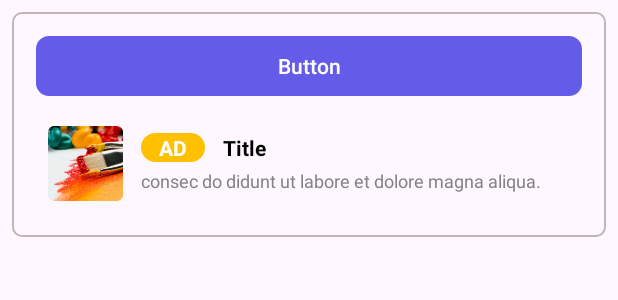
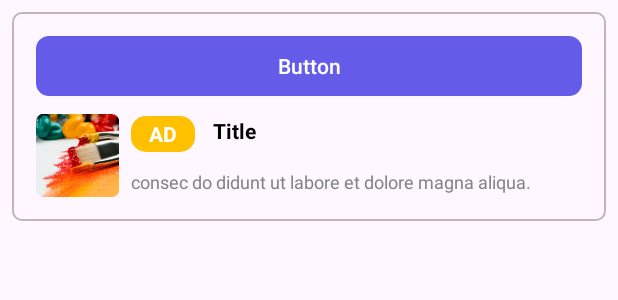
Before and after one commit to basitmurad/banner_Layouts, an Android app: the layout banner2_layout.xml on its own in the app's theme, with its tools: preview values and no code run, on a phone screen of 412 x 824 dp. Shown: the top 300 px of the screen. Run offline under Robolectric (Android 15) with nearby library versions, the phone set to English and light mode, and no system bars.

Commit message:
changes done in ui

```diff
--- a/app/src/main/res/layout/banner2_layout.xml
+++ b/app/src/main/res/layout/banner2_layout.xml
@@ -2,6 +2,7 @@
 <LinearLayout xmlns:android="http://schemas.android.com/apk/res/android"
 
     xmlns:app="http://schemas.android.com/apk/res-auto"
+    xmlns:tools="http://schemas.android.com/tools"
     android:layout_width="match_parent"
     android:layout_height="wrap_content"
     android:layout_margin="8dp"
@@ -35,12 +36,9 @@
 
         <ImageView
             android:id="@+id/banner2Image"
-            android:layout_width="50dp"
-            android:layout_height="50dp"
+            android:layout_width="55dp"
+            android:layout_height="55dp"
             android:scaleType="fitXY"
-            android:layout_marginStart="8dp"
-            android:layout_marginTop="8dp"
-            android:layout_marginBottom="8dp"
             android:src="@drawable/icon2"
             app:layout_constraintBottom_toBottomOf="parent"
             app:layout_constraintStart_toStartOf="parent"
@@ -50,10 +48,8 @@
         <LinearLayout
             android:layout_width="match_parent"
             android:layout_height="match_parent"
-            android:layout_marginStart="4dp"
-            android:layout_marginEnd="4dp"
+            android:layout_marginStart="8dp"
             android:orientation="horizontal"
-            android:padding="8dp"
             app:layout_constraintBottom_toBottomOf="parent"
             app:layout_constraintEnd_toStartOf="@+id/btnCLick"
             app:layout_constraintStart_toEndOf="@+id/imgBanner"
@@ -64,29 +60,37 @@
                 android:layout_width="match_parent"
                 android:layout_height="wrap_content"
                 android:layout_gravity="center_vertical"
+
+
                 android:orientation="vertical">
 
                 <LinearLayout
                     android:layout_width="match_parent"
                     android:layout_height="wrap_content"
                     android:layout_gravity="center_vertical"
+                    android:layout_marginBottom="7dp"
                     android:gravity="center_vertical">
 
                     <TextView
                         android:layout_width="wrap_content"
-                        android:layout_height="wrap_content"
+                        android:layout_height="24dp"
                         android:background="@drawable/ad_back"
+                        android:gravity="center_vertical"
                         android:paddingStart="12dp"
+                        android:paddingTop="2dp"
                         android:paddingEnd="12dp"
+                        android:paddingBottom="2dp"
                         android:text="AD"
+
+                        android:textAlignment="center"
                         android:textColor="@color/white"
-
-                        android:textStyle="bold" />
+                        android:textStyle="bold"
+                        tools:ignore="RtlCompat" />
 
                     <TextView
                         android:id="@+id/banner2Title"
-                        android:layout_width="wrap_content"
-                        android:layout_height="wrap_content"
+                        android:layout_width="match_parent"
+                        android:layout_height="match_parent"
                         android:ellipsize="end"
                         android:paddingStart="12dp"
                         android:paddingEnd="12dp"
@@ -100,11 +104,11 @@
                 <TextView
                     android:id="@+id/banner2Subtitle"
                     android:layout_width="match_parent"
-                    android:layout_height="wrap_content"
+                    android:layout_height="match_parent"
                     android:layout_marginTop="4dp"
                     android:ellipsize="end"
 
-                    android:maxLines="2"
+                    android:maxLines="1"
                     android:paddingEnd="12dp"
 
                     android:text="consec do didunt ut labore et dolore magna aliqua."
--- a/app/src/main/res/layout/banner55_layout.xml
+++ b/app/src/main/res/layout/banner55_layout.xml
@@ -40,9 +40,8 @@
 
         <ImageView
             android:id="@+id/imgBanner"
-            android:layout_width="58dp"
-            android:layout_height="58dp"
-            android:layout_marginTop="8dp"
+            android:layout_width="64dp"
+            android:layout_height="64dp"
             android:layout_marginBottom="8dp"
             android:layout_marginEnd="8dp"
             android:src="@drawable/icon1"
--- a/app/src/main/res/layout/banner5_layout.xml
+++ b/app/src/main/res/layout/banner5_layout.xml
@@ -21,9 +21,8 @@
 
         <ImageView
             android:id="@+id/imgBanner"
-            android:layout_width="58dp"
-            android:layout_height="58dp"
-                android:layout_marginTop="8dp"
+            android:layout_width="64dp"
+            android:layout_height="64dp"
             android:layout_marginEnd="8dp"
             android:src="@drawable/icon1"
             app:layout_constraintBottom_toBottomOf="parent"
--- a/app/src/main/res/layout/banner66_layout.xml
+++ b/app/src/main/res/layout/banner66_layout.xml
@@ -38,10 +38,8 @@
 
         <ImageView
             android:id="@+id/imgBanner"
-            android:layout_width="58dp"
-            android:layout_height="58dp"
-            android:layout_marginTop="8dp"
-            android:layout_marginBottom="8dp"
+            android:layout_width="64dp"
+            android:layout_height="64dp"
             android:layout_marginEnd="8dp"
             android:src="@drawable/icon66"
             app:layout_constraintBottom_toBottomOf="parent"
```
Also changed, not shown: app/src/main/res/layout/banner1_layout.xml (+16 -12 lines), app/src/main/res/layout/banner22layout.xml (+16 -9 lines), app/src/main/res/layout/banner33_layout.xml (+18 -16 lines), app/src/main/res/layout/banner3_layout.xml (+13 -8 lines), app/src/main/res/layout/banner44_layout.xml (+7 -7 lines), app/src/main/res/layout/banner4_layout.xml (+8 -9 lines), app/src/main/res/layout/banner6_layout.xml (+2 -5 lines).
